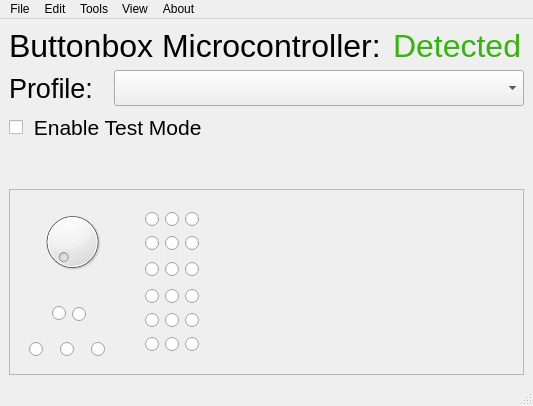
Qt form client/buttonbox_client/ui/window.ui (TheCheese42/buttonbox) before a commit.
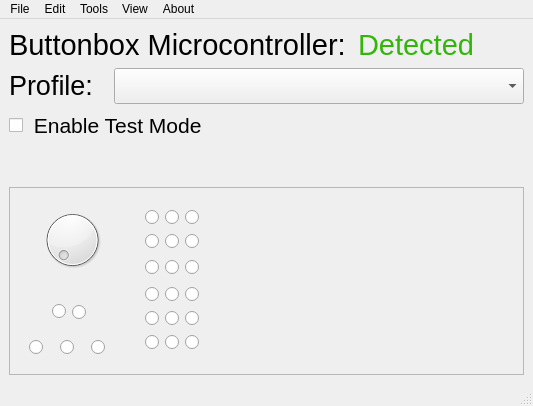
The same form after that commit. Icons and pictures are not drawn.

Commit message: Added some main widget functionality

The edit to the form file:
```diff
--- a/client/buttonbox_client/ui/window.ui
+++ b/client/buttonbox_client/ui/window.ui
@@ -26,10 +26,16 @@
       </property>
       <item>
        <widget class="QLabel" name="label">
+        <property name="sizePolicy">
+         <sizepolicy hsizetype="Preferred" vsizetype="Fixed">
+          <horstretch>0</horstretch>
+          <verstretch>0</verstretch>
+         </sizepolicy>
+        </property>
         <property name="font">
          <font>
           <family>Liberation Sans</family>
-          <pointsize>24</pointsize>
+          <pointsize>22</pointsize>
          </font>
         </property>
         <property name="text">
@@ -69,7 +75,7 @@
         <property name="font">
          <font>
           <family>Liberation Sans</family>
-          <pointsize>24</pointsize>
+          <pointsize>22</pointsize>
          </font>
         </property>
         <property name="text">
@@ -84,8 +90,17 @@
       <property name="spacing">
        <number>14</number>
       </property>
+      <property name="sizeConstraint">
+       <enum>QLayout::SetDefaultConstraint</enum>
+      </property>
       <item>
        <widget class="QLabel" name="profileLabel">
+        <property name="sizePolicy">
+         <sizepolicy hsizetype="Preferred" vsizetype="Fixed">
+          <horstretch>0</horstretch>
+          <verstretch>0</verstretch>
+         </sizepolicy>
+        </property>
         <property name="baseSize">
          <size>
           <width>-2206</width>
```
Left out of the diff: 3 changed lines with no effect on the pictures. The commit also changes 4 other files.
